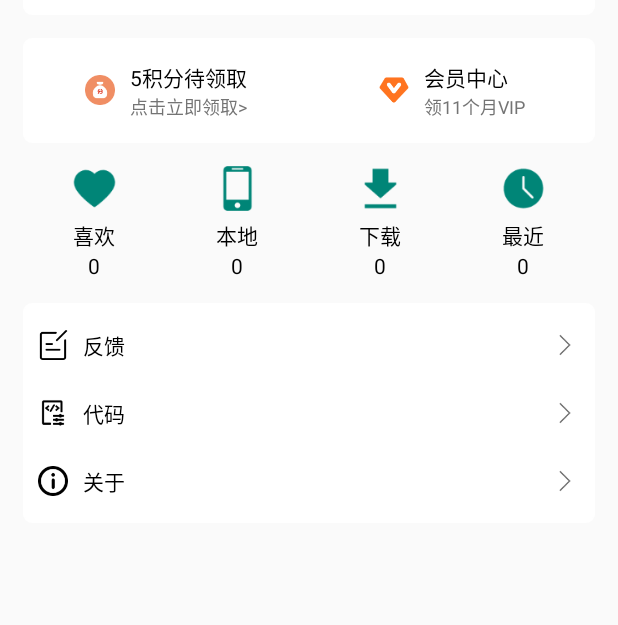
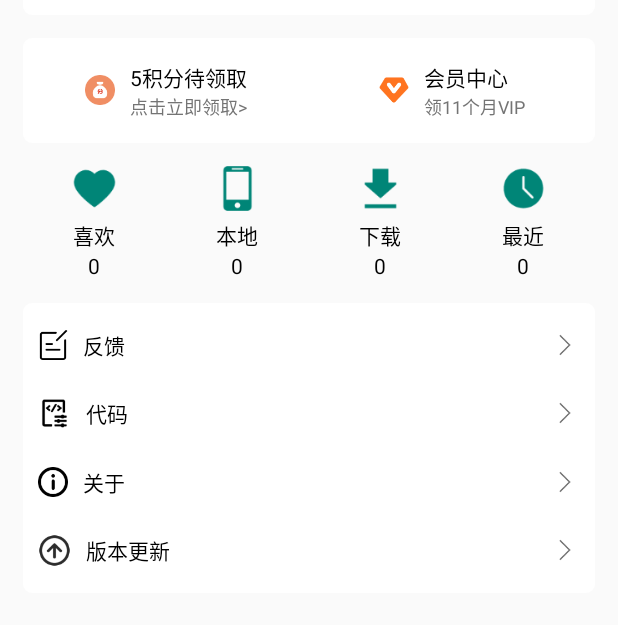
Before and after one commit to TenzLiu/TenzMusic, an Android app: the fragment MineFragment shown on its own in the app's theme, on a phone screen of 412 x 824 dp, the part 184-809 px from its top. Run offline under Robolectric (Android 15) with nearby library versions, the phone set to English and light mode, and no system bars; our stand-ins replace ButterKnife, EventBus, Room's generated code, RxJava; libraries missing offline, so code that uses them is left out: cn.bingoogolapple.swipebacklayout, com.arialyy.aria, com.scwang.smartrefresh.

Commit message:
接入蒲公英的版本更新

```diff
--- a/app/src/main/java/com/tenz/tenzmusic/service/MusicService.java
+++ b/app/src/main/java/com/tenz/tenzmusic/service/MusicService.java
@@ -1,5 +1,6 @@
 package com.tenz.tenzmusic.service;
 
+import android.app.DownloadManager;
 import android.app.Notification;
 import android.app.NotificationChannel;
 import android.app.NotificationManager;
@@ -33,6 +34,7 @@ import com.tenz.tenzmusic.entity.SongDetailBean;
 import com.tenz.tenzmusic.http.BaseObserver;
 import com.tenz.tenzmusic.http.RetrofitFactory;
 import com.tenz.tenzmusic.http.RxScheduler;
+import com.tenz.tenzmusic.receiver.DownloadReceiver;
 import com.tenz.tenzmusic.receiver.LockReceiver;
 import com.tenz.tenzmusic.receiver.MusicBroadcastReceiver;
 import com.tenz.tenzmusic.receiver.ReceiverManager;
@@ -270,6 +272,7 @@ public class MusicService extends Service {
         ReceiverManager.unRegisterMusicReceiver(this,mMusicBroadcastReceiver);
         unregisterReceiver(mNotificationBroadcastReceiver);
         unregisterReceiver(mLockReceiver);
+
     }
 
     /**
--- a/app/src/main/java/com/tenz/tenzmusic/ui/mine/DownloadSongListActivity.java
+++ b/app/src/main/java/com/tenz/tenzmusic/ui/mine/DownloadSongListActivity.java
@@ -137,7 +137,6 @@ public class DownloadSongListActivity extends BaseActivity {
      */
     private void getListData(){
         List<AbsEntity> totalTaskList = Aria.download(this).getTotalTaskList();
-        LogUtil.e("totalTaskList:"+ GsonUtil.beanToJson(totalTaskList));
         if(totalTaskList.size() > 0){
             downloadBeanList.clear();
             downloadBeanList.addAll(totalTaskList);
--- a/app/src/main/res/layout/fragment_mine.xml
+++ b/app/src/main/res/layout/fragment_mine.xml
@@ -289,8 +289,8 @@
                     android:gravity="center_vertical"
                     android:orientation="horizontal">
                     <ImageView
-                        android:layout_width="@dimen/dp_20"
-                        android:layout_height="@dimen/dp_20"
+                        android:layout_width="@dimen/dp_22"
+                        android:layout_height="@dimen/dp_22"
                         android:src="@drawable/code"/>
                     <TextView
                         android:layout_width="0dp"
@@ -329,6 +329,30 @@
                         android:layout_height="@dimen/dp_20"
                         android:src="@drawable/right_gray"/>
                 </LinearLayout>
+                <LinearLayout
+                    android:id="@+id/ll_check_upgrade"
+                    android:layout_width="match_parent"
+                    android:layout_height="wrap_content"
+                    android:paddingVertical="@dimen/dp_12"
+                    android:gravity="center_vertical"
+                    android:orientation="horizontal">
+                    <ImageView
+                        android:layout_width="@dimen/dp_22"
+                        android:layout_height="@dimen/dp_22"
+                        android:src="@drawable/upgrade"/>
+                    <TextView
+                        android:layout_width="0dp"
+                        android:layout_height="wrap_content"
+                        android:layout_weight="1"
+                        android:layout_marginLeft="@dimen/dp_10"
+                        android:text="版本更新"
+                        android:textSize="@dimen/sp_14"
+                        android:textColor="@color/color_black"/>
+                    <ImageView
+                        android:layout_width="@dimen/dp_20"
+                        android:layout_height="@dimen/dp_20"
+                        android:src="@drawable/right_gray"/>
+                </LinearLayout>
 
             </LinearLayout>
 
```
Also changed, not shown: app/build.gradle (+4 -3 lines), app/src/main/AndroidManifest.xml (+20 -0 lines), app/src/main/java/com/tenz/tenzmusic/app/App.java (+13 -0 lines), app/src/main/java/com/tenz/tenzmusic/helper/DownloadManagerUtil.java (added, +89 -0 lines), app/src/main/java/com/tenz/tenzmusic/receiver/DownloadReceiver.java (added, +52 -0 lines), app/src/main/java/com/tenz/tenzmusic/ui/mine/MineFragment.java (+68 -6 lines), app/src/main/java/com/tenz/tenzmusic/util/AppUtil.java (+43 -0 lines), app/libs/jar_4_1_12.jar (added), app/src/main/res/drawable-xhdpi/upgrade.png (added), 1 other file.
